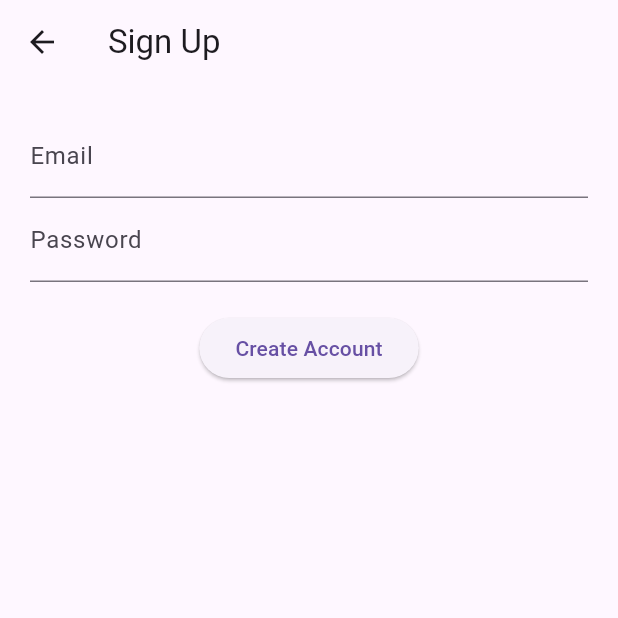
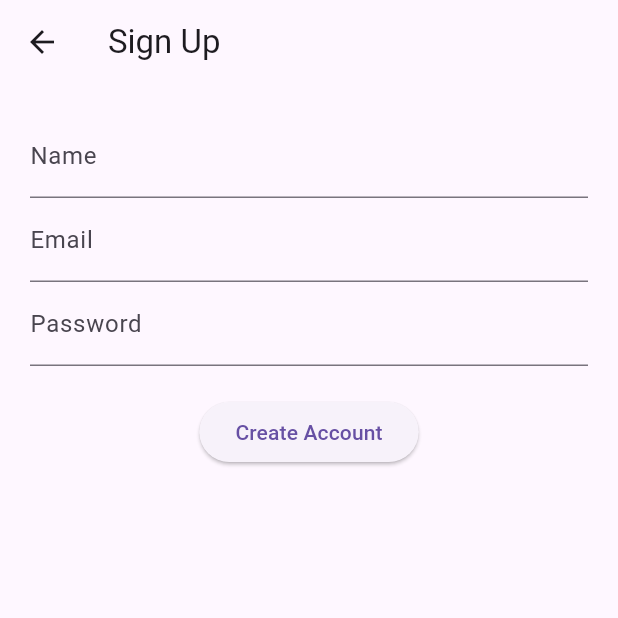
Before and after one commit to BingusCorporation/deli_hobby, a Flutter app: the SignupScreen screen opened directly, on a phone screen of 412 x 824 dp, the top half of it. Run offline on Flutter 3.47's test engine with Material 3 defaults, Android fonts, the phone set to English and light mode, and no system bars; our stand-ins replace firebase_auth, firebase_core; accounts and stored records are empty.

Commit message:
Update signup_screen.dart

```diff
--- a/lib/auth/signup_screen.dart
+++ b/lib/auth/signup_screen.dart
@@ -9,6 +9,7 @@ class SignupScreen extends StatefulWidget {
 }
 
 class _SignupScreenState extends State<SignupScreen> {
+  final nameController = TextEditingController();
   final emailController = TextEditingController();
   final passwordController = TextEditingController();
 
@@ -35,6 +36,10 @@ class _SignupScreenState extends State<SignupScreen> {
         child: Column(
           children: [
             TextField(
+              controller : nameController,
+              decoration: InputDecoration(labelText: "Name"),
+            ),
+            TextField(
               controller: emailController,
               decoration: InputDecoration(labelText: "Email"),
             ),
```
